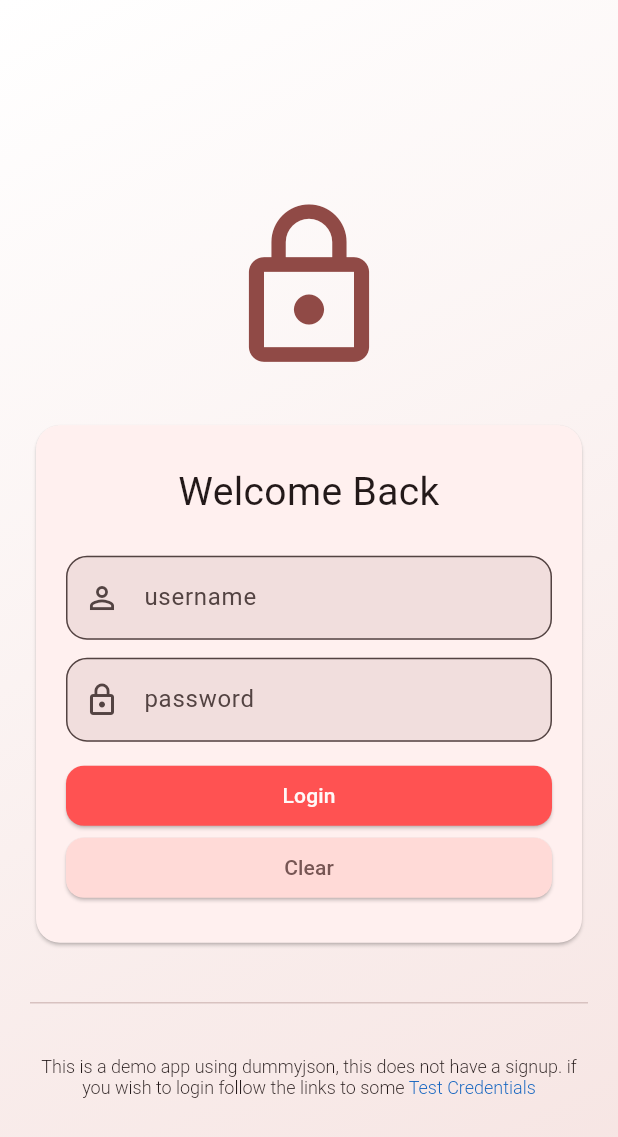
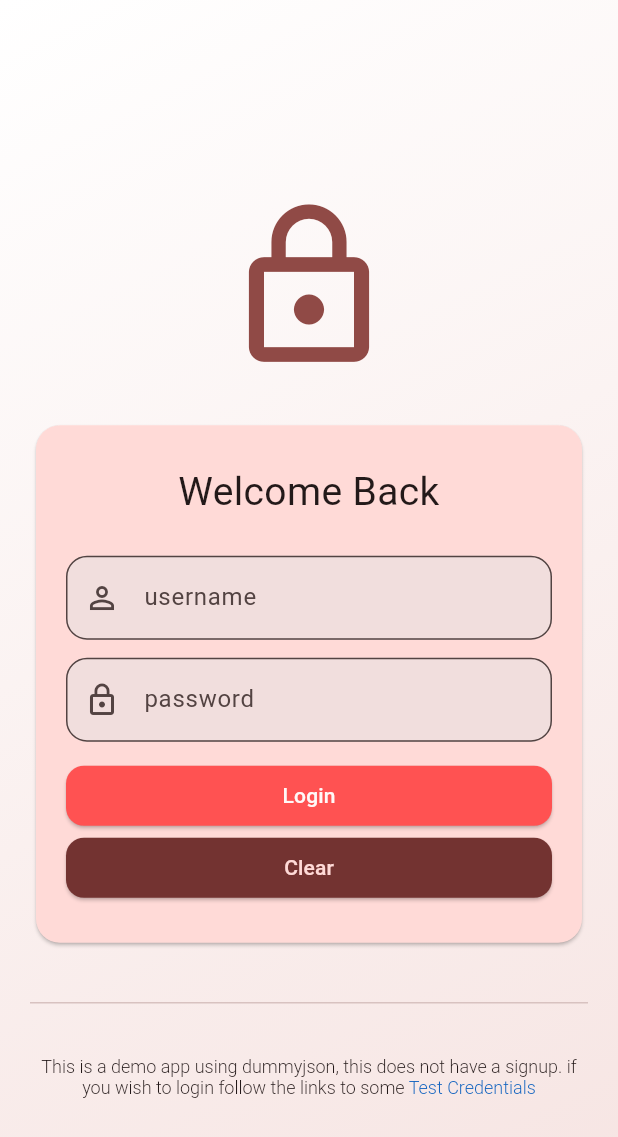
Before and after one commit to Samrat079/PostJson, a Flutter app: the LoginPage02 screen opened by its route, on a phone screen of 412 x 824 dp. Shown: the top 1137 px of the screen. Run offline on Flutter 3.47's test engine with Material 3 defaults, Android fonts, the phone set to English and light mode, and no system bars; drawn by our look-alikes of flutter_form_builder; our stand-ins replace form_builder_validators, shared_preferences; missing offline and left inert: dart:ffi; accounts and stored records are empty; network calls fail.

Commit message:
onboardign first

```diff
--- a/lib/UnStructured/RouteGen.dart
+++ b/lib/UnStructured/RouteGen.dart
@@ -1,5 +1,6 @@
 import 'package:flutter/cupertino.dart';
 import 'package:flutter/material.dart';
+import 'package:untitled/Models/Auth/Auth.dart';
 import 'package:untitled/Models/UserPost/UserPost.dart';
 import 'package:untitled/Services/AuthServices/AuthServices.dart';
 import 'package:untitled/screens/ErrorPage/ErrorPage.dart';
@@ -7,6 +8,7 @@ import 'package:untitled/screens/HomePage/Home.dart';
 import 'package:untitled/screens/LoginPage/LoginPage02.dart';
 import 'package:untitled/screens/PostPage/PostPage.dart';
 import 'package:untitled/screens/TestCredentialsPage/TestCredentials.dart';
+import 'package:untitled/screens/WelcomePage/WelcomePage.dart';
 
 import '../screens/ProfilePage/ProfilePage.dart';
 
@@ -15,9 +17,14 @@ class RouteGen {
     final args = settings.arguments;
     final name = settings.name;
     final isLoggedIn = AuthServices().isLoggedIn;
+    final bool isOnboarded = AuthServices().isOnborded;
+
 
     switch (name) {
       case '/':
+        // if (!isOnboarded) {
+        //   return MaterialPageRoute(builder: (_) => WelcomePage());
+        // }
         return MaterialPageRoute(builder: (_) => Home());
       case '/test_cred':
         return MaterialPageRoute(builder: (_) => TestCredentials());
--- a/lib/UnStructured/Theme/ThemeData02.dart
+++ b/lib/UnStructured/Theme/ThemeData02.dart
@@ -16,15 +16,14 @@ final ThemeData light = ThemeData(
   useMaterial3: true,
   colorScheme: lightScheme,
 
-  scaffoldBackgroundColor: lightScheme.surface,
-
   appBarTheme: AppBarTheme(
     backgroundColor: lightScheme.primaryContainer,
     foregroundColor: lightScheme.onSurface,
   ),
 
   cardTheme: CardThemeData(
-    color: lightScheme.surfaceContainerLow,
+    color: lightScheme.primaryContainer,
+    surfaceTintColor: lightScheme.primaryContainer,
     shape: RoundedRectangleBorder(borderRadius: BorderRadius.circular(16)),
   ),
 
@@ -50,15 +49,14 @@ final ThemeData dark = ThemeData(
   useMaterial3: true,
   colorScheme: darkScheme,
 
-  scaffoldBackgroundColor: darkScheme.surface,
-
   appBarTheme: AppBarTheme(
     backgroundColor: darkScheme.primaryContainer,
     foregroundColor: darkScheme.onSurface,
   ),
 
   cardTheme: CardThemeData(
-    color: darkScheme.surfaceContainerLow,
+    color: darkScheme.primaryContainer,
+    surfaceTintColor: darkScheme.primaryContainer,
     shape: RoundedRectangleBorder(borderRadius: BorderRadius.circular(16)),
   ),
 
--- a/lib/main.dart
+++ b/lib/main.dart
@@ -7,7 +7,7 @@ import 'Services/AuthServices/AuthServices.dart';
 
 void main() async {
   WidgetsFlutterBinding.ensureInitialized();
-  await AuthServices().loadAuth();
+  await AuthServices().init();
   runApp(const MyApp());
 }
 
--- a/lib/screens/LoginPage/LoginPage02.dart
+++ b/lib/screens/LoginPage/LoginPage02.dart
@@ -154,6 +154,9 @@ class _LoginPage02State extends State<LoginPage02> {
 
                             //////////////////          Buttons        /////////////
                             SizedBox(height: 12),
+
+
+                            /////////////////          Login          //////////////
                             ElevatedButton(
                               style: ElevatedButton.styleFrom(
                                 backgroundColor: Colors.redAccent,
@@ -176,14 +179,15 @@ class _LoginPage02State extends State<LoginPage02> {
                                   : const Text("Login"),
                             ),
 
+                            //////////////        Clear           /////////////////////
                             ElevatedButton(
                               style: ElevatedButton.styleFrom(
                                 backgroundColor: Theme.of(
                                   context,
-                                ).colorScheme.secondaryContainer,
+                                ).colorScheme.onPrimaryContainer,
                                 foregroundColor: Theme.of(
                                   context,
-                                ).colorScheme.secondary,
+                                ).colorScheme.primaryContainer,
                                 shape: RoundedRectangleBorder(
                                   borderRadius: BorderRadius.circular(12),
                                 ),
--- a/lib/screens/ProfilePage/ProfilePage.dart
+++ b/lib/screens/ProfilePage/ProfilePage.dart
@@ -7,6 +7,7 @@ import 'package:untitled/UnStructured/Theme/GradientContainer01.dart';
 import 'package:untitled/UnStructured/Widget/LoadingWidget.dart';
 
 import '../../Models/User/User.dart';
+import '../../Services/AuthServices/AuthServices.dart';
 import 'Widget/ProfileAvatar.dart';
 import 'Widget/ProfileInfoCard.dart';
 import 'Widget/ProfilePostBuilder.dart';
@@ -18,6 +19,8 @@ class ProfilePage extends StatelessWidget {
 
   @override
   Widget build(BuildContext context) {
+    AuthServices().setOnboarded(true);
+
     return Scaffold(
       appBar: AppBar(title: Text("ProfilePage")),
       body: GradientContainer01(
```
Also changed, not shown: lib/Services/AuthServices/AuthServices.dart (+21 -1 lines), lib/screens/HomePage/Widget/SideBar01.dart (+8 -0 lines), lib/screens/WelcomePage/WelcomePage.dart (+17 -1 lines).
